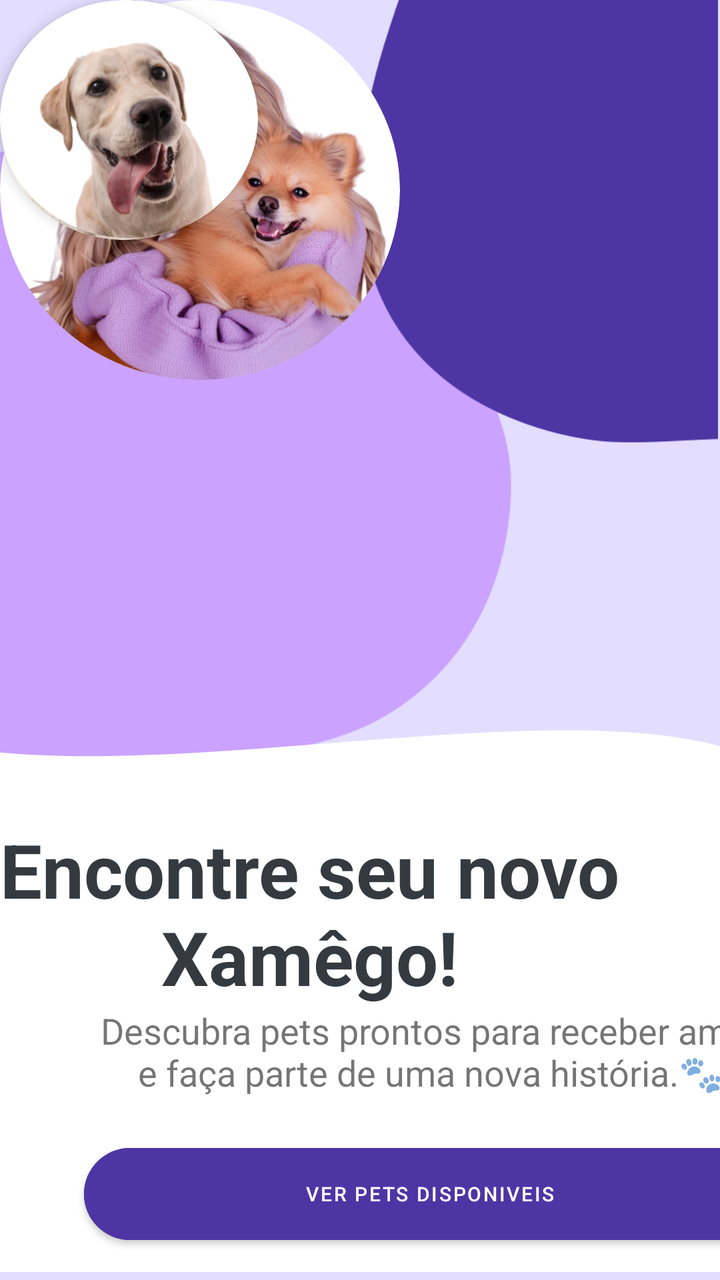
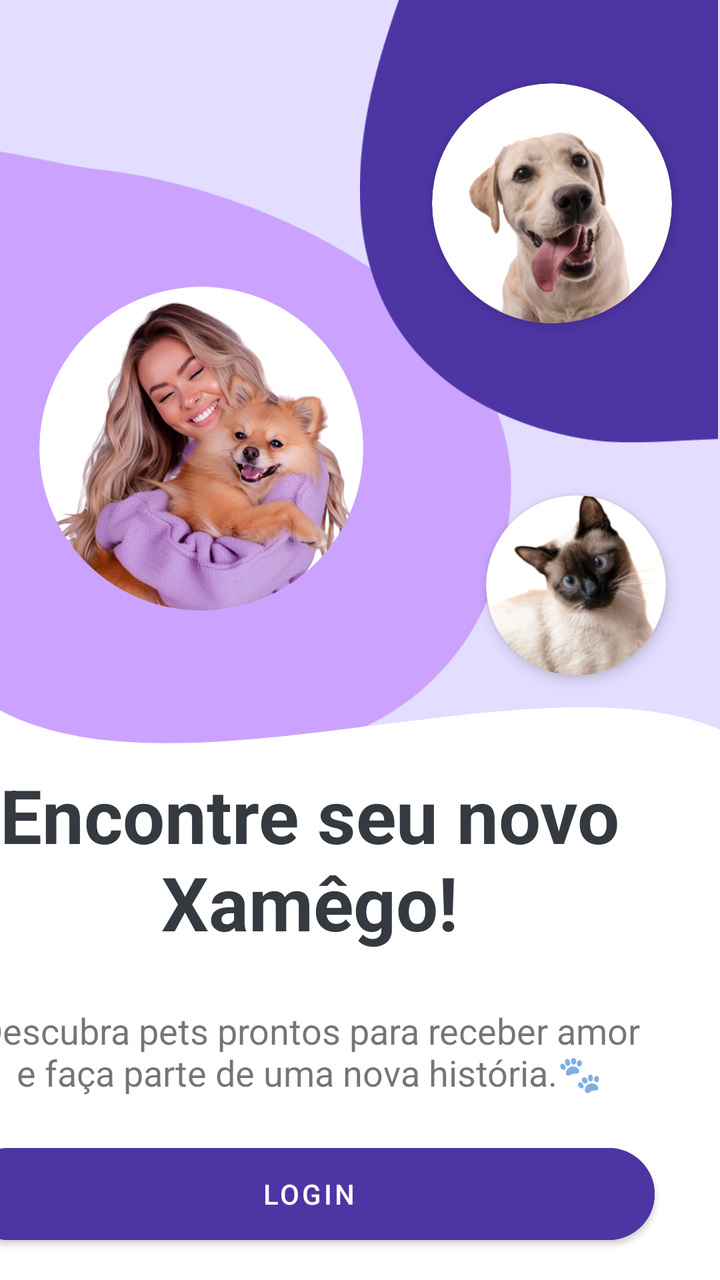

Two renders of the same Android screen: before a commit and after it. Below are the layout's source before the change and the commit's diff.
<!-- AndroidManifest.xml: application theme Theme.MyApplication -->
<!-- res/layout/activity_menu.xml -->
<?xml version="1.0" encoding="utf-8"?>
<androidx.constraintlayout.widget.ConstraintLayout xmlns:android="http://schemas.android.com/apk/res/android"
    xmlns:tools="http://schemas.android.com/tools"
    android:layout_width="match_parent"
    android:layout_height="match_parent"
    xmlns:app="http://schemas.android.com/apk/res-auto"
    android:id="@+id/main_login_layout"
    android:contextClickable="false"
    android:background="#E3DEFF">

    <ImageView
        android:layout_width="256dp"
        android:layout_height="318dp"
        android:contentDescription="@string/app_name"
        app:layout_constraintBottom_toBottomOf="parent"
        app:layout_constraintEnd_toEndOf="parent"
        app:layout_constraintHorizontal_bias="0.0"
        app:layout_constraintStart_toStartOf="parent"
        app:layout_constraintTop_toTopOf="parent"
        app:layout_constraintVertical_bias="0.22"
        app:srcCompat="@drawable/img" />

    <ImageView
        android:layout_width="181dp"
        android:layout_height="226dp"
        android:contentDescription="@string/app_name"
        app:layout_constraintBottom_toBottomOf="parent"
        app:layout_constraintEnd_toEndOf="parent"
        app:layout_constraintHorizontal_bias="1.0"
        app:layout_constraintStart_toStartOf="parent"
        app:layout_constraintTop_toTopOf="parent"
        app:layout_constraintVertical_bias="0.0"
        app:srcCompat="@drawable/img_1" />

    <ImageView
        android:id="@+id/imageView6"
        android:layout_width="411dp"
        android:layout_height="138dp"
        android:layout_marginBottom="184dp"
        android:rotationX="180"
        android:rotationY="180"
        android:scaleType="fitXY"
        android:src="@drawable/wave"
        app:layout_constraintBottom_toBottomOf="parent"
        app:layout_constraintEnd_toEndOf="parent" />

    <ImageView
        android:id="@+id/imageView5"
        android:layout_width="421dp"
        android:layout_height="234dp"
        android:layout_marginBottom="4dp"
        android:rotationX="180"
        android:rotationY="180"
        android:scaleType="fitXY"
        android:src="@drawable/quadrado_white"
        app:layout_constraintBottom_toBottomOf="parent"
        tools:layout_editor_absoluteX="-10dp" />

    <FrameLayout
        android:layout_width="200dp"
        android:layout_height="190dp"
        android:background="@drawable/circle_white"
        android:clipToOutline="true"
        android:padding="0dp"
        tools:layout_editor_absoluteX="0dp"
        tools:layout_editor_absoluteY="174dp">

        <ImageView
            android:layout_width="206dp"
            android:layout_height="199dp"
            android:scaleType="centerCrop"
            android:src="@drawable/menina_and_dog" />
    </FrameLayout>

    <FrameLayout
        android:layout_width="124dp"
        android:layout_height="120dp"
        android:background="@drawable/circle_white"
        android:clipToOutline="true"
        android:elevation="4dp"
        android:padding="0dp"
        tools:layout_editor_absoluteX="273dp"
        tools:layout_editor_absoluteY="316dp">

        <ImageView
            android:layout_width="match_parent"
            android:layout_height="match_parent"
            android:scaleType="centerCrop"
            android:src="@drawable/gato" />
    </FrameLayout>

    <FrameLayout
        android:layout_width="129dp"
        android:layout_height="119dp"
        android:background="@drawable/circle_white"
        android:clipToOutline="true"
        android:elevation="4dp"
        android:padding="0dp"
        tools:layout_editor_absoluteX="266dp"
        tools:layout_editor_absoluteY="55dp">

        <ImageView
            android:layout_width="match_parent"
            android:layout_height="match_parent"
            android:scaleType="centerCrop"
            android:src="@drawable/dog" />
    </FrameLayout>

    <TextView
        android:id="@+id/textView2"
        android:layout_width="357dp"
        android:layout_height="94dp"
        android:layout_marginStart="14dp"
        android:layout_marginEnd="27dp"
        android:autoSizeTextType="uniform"
        android:text="Encontre seu novo Xamêgo!"
        android:textAlignment="center"
        android:textColor="#343A40"
        android:textStyle="bold"
        app:layout_constraintBottom_toBottomOf="parent"
        app:layout_constraintEnd_toEndOf="@+id/imageView6"
        app:layout_constraintHorizontal_bias="1.0"
        app:layout_constraintStart_toStartOf="@+id/imageView6"
        app:layout_constraintTop_toTopOf="parent"
        app:layout_constraintVertical_bias="0.75" />

    <TextView
        android:id="@+id/textView3"
        android:layout_width="335dp"
        android:layout_height="51dp"
        android:layout_marginStart="29dp"
        android:layout_marginEnd="38dp"
        android:color="#d3d3d3"
        android:text="Descubra pets prontos para receber amor e faça parte de uma nova história.🐾"
        android:textAlignment="center"
        android:textSize="18sp"
        app:layout_constraintBottom_toBottomOf="parent"
        app:layout_constraintEnd_toEndOf="@+id/imageView5"
        app:layout_constraintHorizontal_bias="1.0"
        app:layout_constraintStart_toStartOf="@+id/imageView5"
        app:layout_constraintTop_toTopOf="parent"
        app:layout_constraintVertical_bias="0.854" />

    <Button
        android:id="@+id/buttonEntrar"
        android:layout_width="346dp"
        android:layout_height="58dp"
        android:layout_marginStart="26dp"
        android:layout_marginTop="16dp"
        android:layout_marginEnd="33dp"
        android:backgroundTint="#4E35A4"
        android:elevation="3dp"
        android:text="ver pets disponiveis"
        android:textColor="@color/white"
        android:textSize="10dp"
        app:cornerRadius="24dp"
        app:layout_constraintBottom_toBottomOf="parent"
        app:layout_constraintEnd_toEndOf="@+id/imageView5"
        app:layout_constraintHorizontal_bias="1.0"
        app:layout_constraintStart_toStartOf="@+id/imageView5"
        app:layout_constraintTop_toTopOf="parent"
        app:layout_constraintVertical_bias="0.975" />


</androidx.constraintlayout.widget.ConstraintLayout>
<!-- resources referenced by this layout -->
<resources>
  <color name="white">#FFFFFFFF</color>
  <!-- drawable circle_white (drawable) -->
  <shape xmlns:android="http://schemas.android.com/apk/res/android"
      android:shape="oval">
      <solid android:color="#FFFFFF" />
  </shape>
  <!-- drawable dog: png bitmap (drawable, 94923 bytes) -->
  <!-- drawable gato: png bitmap (drawable, 65757 bytes) -->
  <!-- drawable img: png bitmap (drawable, 7512 bytes) -->
  <!-- drawable img_1: png bitmap (drawable, 4868 bytes) -->
  <!-- drawable menina_and_dog: png bitmap (drawable, 331391 bytes) -->
  <!-- drawable quadrado_white (drawable) -->
  <?xml version="1.0" encoding="utf-8"?>
  <vector xmlns:android="http://schemas.android.com/apk/res/android"
      android:width="400dp"
      android:height="300dp"
      android:viewportWidth="400"
      android:viewportHeight="300">
  
      <path
          android:fillColor="#FFFFFF"
          android:pathData="M0,0 L400,0 L400,300 L0,300 Z" />
  </vector>
  <!-- drawable wave (drawable) -->
  <?xml version="1.0" encoding="utf-8"?>
  <vector xmlns:android="http://schemas.android.com/apk/res/android"
      android:width="400dp"
      android:height="200dp"
      android:viewportWidth="400"
      android:viewportHeight="200">
  
      <path
          android:fillColor="@color/white"
          android:pathData="M0,0 L0,120
              C100,160 300,80 400,130
              L400,0 Z" />
  </vector>
  <string name="app_name">My Application</string>
  <style name="Theme.MyApplication" parent="Theme.MaterialComponents.DayNight.DarkActionBar">
          
          <item name="colorPrimary">@color/purple_500</item>
          <item name="colorPrimaryVariant">@color/purple_700</item>
          <item name="colorOnPrimary">@color/white</item>
          
          <item name="colorSecondary">@color/teal_200</item>
          <item name="colorSecondaryVariant">@color/teal_700</item>
          <item name="colorOnSecondary">@color/black</item>
          
          <item name="android:statusBarColor">?attr/colorPrimaryVariant</item>
          
      </style>
  <color name="purple_500">#FF6200EE</color>
  <color name="purple_700">#FF3700B3</color>
  <color name="teal_200">#FF03DAC5</color>
  <color name="teal_700">#FF018786</color>
  <color name="black">#FF000000</color>
</resources>

<!-- the commit's change to res/layout/activity_menu.xml (unified diff, before → after) -->
@@ -32,55 +32,70 @@
         app:layout_constraintVertical_bias="0.0"
         app:srcCompat="@drawable/img_1" />
 
+
     <ImageView
-        android:id="@+id/imageView6"
-        android:layout_width="411dp"
-        android:layout_height="138dp"
-        android:layout_marginBottom="184dp"
+        android:id="@+id/wave"
+        android:layout_width="0dp"
+        android:layout_height="0dp"
         android:rotationX="180"
         android:rotationY="180"
         android:scaleType="fitXY"
         android:src="@drawable/wave"
-        app:layout_constraintBottom_toBottomOf="parent"
-        app:layout_constraintEnd_toEndOf="parent" />
+        app:layout_constraintBottom_toTopOf="@+id/white_background"
+        app:layout_constraintStart_toStartOf="parent"
+        app:layout_constraintEnd_toEndOf="parent"
+        app:layout_constraintHeight_percent="0.30" />
 
     <ImageView
-        android:id="@+id/imageView5"
-        android:layout_width="421dp"
-        android:layout_height="234dp"
-        android:layout_marginBottom="4dp"
-        android:rotationX="180"
-        android:rotationY="180"
+        android:id="@+id/white_background"
+        android:layout_width="0dp"
+        android:layout_height="0dp"
         android:scaleType="fitXY"
         android:src="@drawable/quadrado_white"
         app:layout_constraintBottom_toBottomOf="parent"
-        tools:layout_editor_absoluteX="-10dp" />
+        app:layout_constraintStart_toStartOf="parent"
+        app:layout_constraintEnd_toEndOf="parent"
+        app:layout_constraintHeight_percent="0.25" />
 
     <FrameLayout
-        android:layout_width="200dp"
-        android:layout_height="190dp"
+        android:id="@+id/frameMainImage"
+        android:layout_width="0dp"
+        android:layout_height="0dp"
         android:background="@drawable/circle_white"
         android:clipToOutline="true"
         android:padding="0dp"
-        tools:layout_editor_absoluteX="0dp"
-        tools:layout_editor_absoluteY="174dp">
+        app:layout_constraintWidth_percent="0.45"
+        app:layout_constraintDimensionRatio="1:1"
+        app:layout_constraintStart_toStartOf="parent"
+        app:layout_constraintTop_toTopOf="parent"
+        app:layout_constraintBottom_toBottomOf="parent"
+        app:layout_constraintEnd_toEndOf="parent"
+        app:layout_constraintHorizontal_bias="0.10"
+        app:layout_constraintVertical_bias="0.30">
 
         <ImageView
-            android:layout_width="206dp"
-            android:layout_height="199dp"
+            android:layout_width="match_parent"
+            android:layout_height="match_parent"
             android:scaleType="centerCrop"
             android:src="@drawable/menina_and_dog" />
     </FrameLayout>
 
+
     <FrameLayout
-        android:layout_width="124dp"
-        android:layout_height="120dp"
+        android:id="@+id/frameCat"
+        android:layout_width="0dp"
+        android:layout_height="0dp"
         android:background="@drawable/circle_white"
         android:clipToOutline="true"
         android:elevation="4dp"
-        android:padding="0dp"
-        tools:layout_editor_absoluteX="273dp"
-        tools:layout_editor_absoluteY="316dp">
+        app:layout_constraintWidth_percent="0.25"
+        app:layout_constraintDimensionRatio="1:1"
+        app:layout_constraintStart_toStartOf="parent"
+        app:layout_constraintEnd_toEndOf="parent"
+        app:layout_constraintTop_toTopOf="parent"
+        app:layout_constraintBottom_toBottomOf="parent"
+        app:layout_constraintHorizontal_bias="0.90"
+        app:layout_constraintVertical_bias="0.45">
 
         <ImageView
             android:layout_width="match_parent"
@@ -89,15 +104,24 @@
             android:src="@drawable/gato" />
     </FrameLayout>
 
+
+
     <FrameLayout
-        android:layout_width="129dp"
-        android:layout_height="119dp"
+        android:id="@+id/frameDog"
+        android:layout_width="120dp"
+        android:layout_height="120dp"
         android:background="@drawable/circle_white"
         android:clipToOutline="true"
         android:elevation="4dp"
         android:padding="0dp"
-        tools:layout_editor_absoluteX="266dp"
-        tools:layout_editor_absoluteY="55dp">
+        app:layout_constraintWidth_percent="0.25"
+        app:layout_constraintDimensionRatio="1:1"
+        app:layout_constraintTop_toTopOf="parent"
+        app:layout_constraintBottom_toBottomOf="parent"
+        app:layout_constraintStart_toStartOf="parent"
+        app:layout_constraintEnd_toEndOf="parent"
+        app:layout_constraintHorizontal_bias="0.90"
+        app:layout_constraintVertical_bias="0.08">
 
         <ImageView
             android:layout_width="match_parent"
@@ -106,8 +130,9 @@
             android:src="@drawable/dog" />
     </FrameLayout>
 
+
     <TextView
-        android:id="@+id/textView2"
+        android:id="@+id/title"
         android:layout_width="357dp"
         android:layout_height="94dp"
         android:layout_marginStart="14dp"
@@ -118,11 +143,11 @@
         android:textColor="#343A40"
         android:textStyle="bold"
         app:layout_constraintBottom_toBottomOf="parent"
-        app:layout_constraintEnd_toEndOf="@+id/imageView6"
+        app:layout_constraintEnd_toEndOf="@+id/wave"
         app:layout_constraintHorizontal_bias="1.0"
-        app:layout_constraintStart_toStartOf="@+id/imageView6"
+        app:layout_constraintStart_toStartOf="@+id/wave"
         app:layout_constraintTop_toTopOf="parent"
-        app:layout_constraintVertical_bias="0.75" />
+        app:layout_constraintVertical_bias="0.70" />
 
     <TextView
         android:id="@+id/textView3"
@@ -135,14 +160,14 @@
         android:textAlignment="center"
         android:textSize="18sp"
         app:layout_constraintBottom_toBottomOf="parent"
-        app:layout_constraintEnd_toEndOf="@+id/imageView5"
+        app:layout_constraintEnd_toEndOf="@+id/wave"
         app:layout_constraintHorizontal_bias="1.0"
-        app:layout_constraintStart_toStartOf="@+id/imageView5"
+        app:layout_constraintStart_toStartOf="@+id/wave"
         app:layout_constraintTop_toTopOf="parent"
         app:layout_constraintVertical_bias="0.854" />
 
     <Button
-        android:id="@+id/buttonEntrar"
+        android:id="@+id/loginButton"
         android:layout_width="346dp"
         android:layout_height="58dp"
         android:layout_marginStart="26dp"
@@ -150,14 +175,13 @@
         android:layout_marginEnd="33dp"
         android:backgroundTint="#4E35A4"
         android:elevation="3dp"
-        android:text="ver pets disponiveis"
+        android:text="Login"
         android:textColor="@color/white"
-        android:textSize="10dp"
         app:cornerRadius="24dp"
         app:layout_constraintBottom_toBottomOf="parent"
-        app:layout_constraintEnd_toEndOf="@+id/imageView5"
+        app:layout_constraintEnd_toEndOf="@+id/wave"
         app:layout_constraintHorizontal_bias="1.0"
-        app:layout_constraintStart_toStartOf="@+id/imageView5"
+        app:layout_constraintStart_toStartOf="@+id/wave"
         app:layout_constraintTop_toTopOf="parent"
         app:layout_constraintVertical_bias="0.975" />
 
